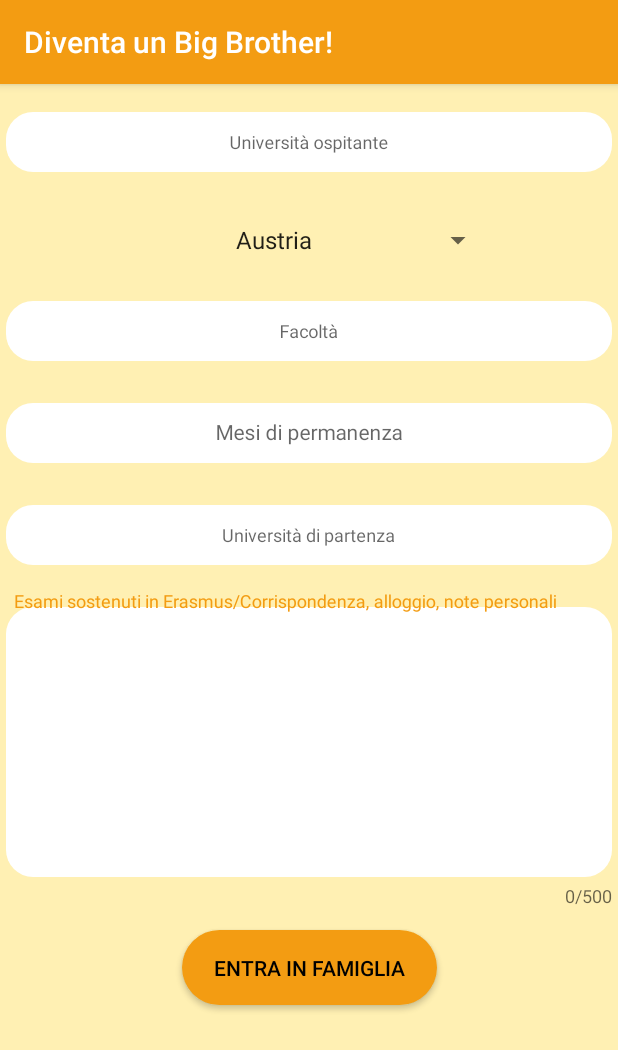
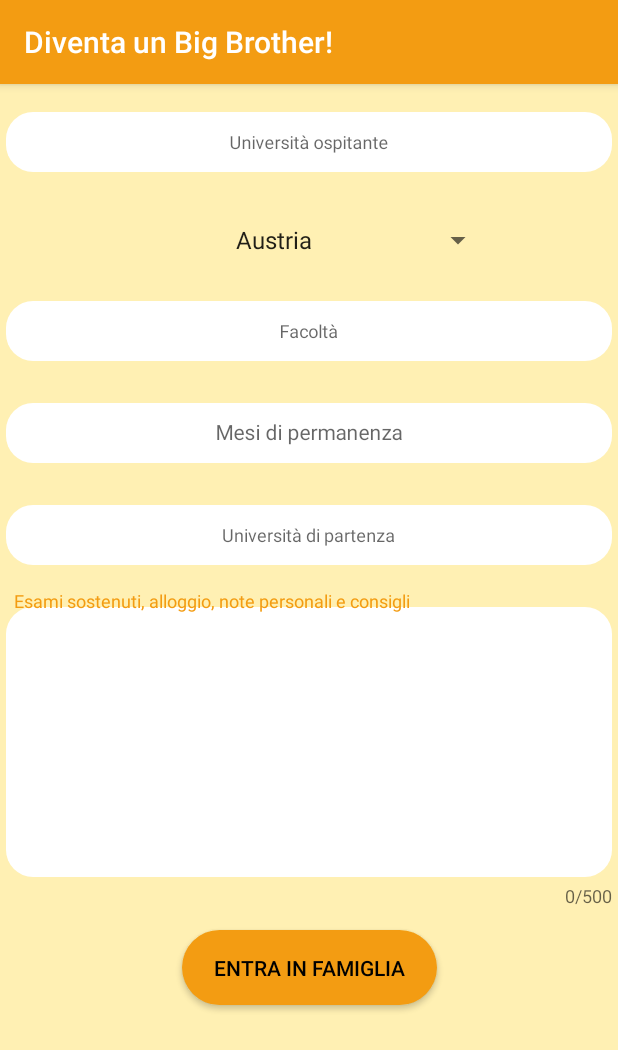
Before and after one commit to dnappi97/ErasmusFamily, an Android app: the FormActivity screen opened directly, with no data from a screen before it, on a phone screen of 412 x 824 dp. Shown: the top 1050 px of the screen. Run offline under Robolectric (Android 15) with nearby library versions, the phone set to English and light mode, and no system bars; our stand-ins replace Firebase (no records; nobody signed in at launch, a user with empty details on screens opened directly).

```diff
--- a/app/src/main/res/layout/activity_form_compile.xml
+++ b/app/src/main/res/layout/activity_form_compile.xml
@@ -385,7 +385,7 @@
                     android:background="@drawable/rounded_edittext_register_login"
                     android:ems="10"
                     android:gravity="start"
-                    android:hint="  Esami sostenuti in Erasmus/Corrispondenza, alloggio, note personali"
+                    android:hint="  Esami sostenuti, alloggio, note personali e consigli"
                     android:inputType="textMultiLine | textCapSentences"
                     android:maxWidth="50dp"
                     android:maxHeight="50dp"
```
